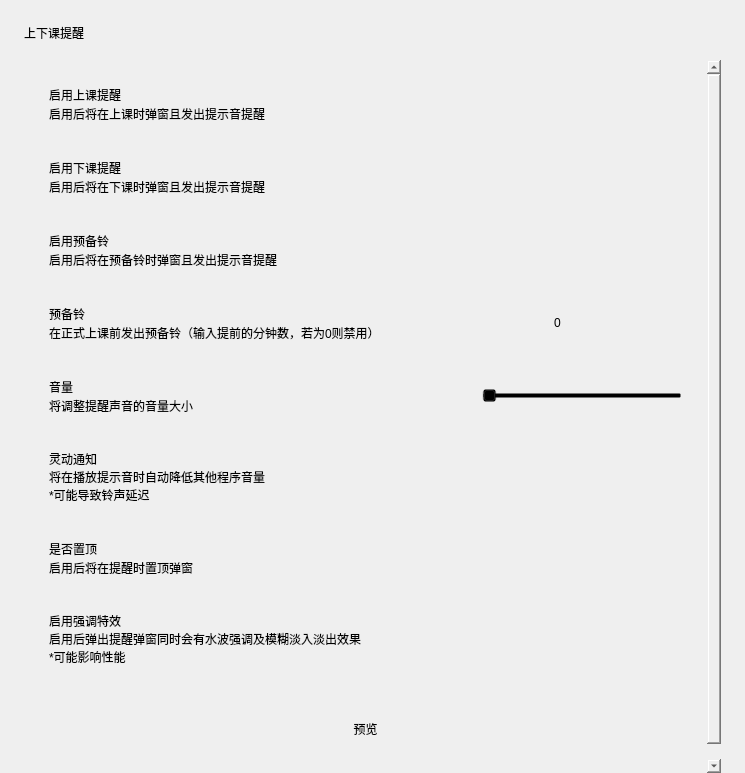
The window that view/menu/sound.ui (yhlhoh/Class-Widgets) describes before a commit, drawn with Qt 5.
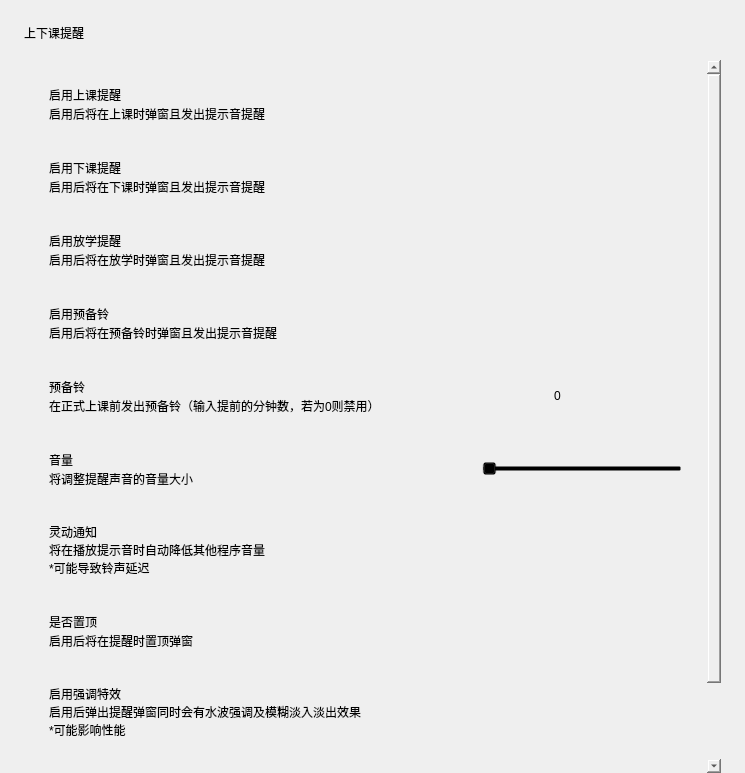
The same window after the commit. Custom widgets are drawn as their Qt base class.

Commit message: feat: 放学提醒开关 (#578)

What changed in the file:
```diff
--- a/view/menu/sound.ui
+++ b/view/menu/sound.ui
@@ -56,7 +56,7 @@
         <x>0</x>
         <y>0</y>
         <width>697</width>
-        <height>716</height>
+        <height>823</height>
        </rect>
       </property>
       <layout class="QVBoxLayout" name="verticalLayout_9">
@@ -221,6 +221,84 @@
            </layout>
           </widget>
          </item>
+         <item>
+          <widget class="CardWidget" name="CardWidget_14">
+           <property name="minimumSize">
+            <size>
+             <width>0</width>
+             <height>70</height>
+            </size>
+           </property>
+           <layout class="QHBoxLayout" name="horizontalLayout_9">
+            <property name="leftMargin">
+             <number>16</number>
+            </property>
+            <property name="topMargin">
+             <number>16</number>
+            </property>
+            <property name="rightMargin">
+             <number>16</number>
+            </property>
+            <property name="bottomMargin">
+             <number>16</number>
+            </property>
+            <item>
+             <layout class="QVBoxLayout" name="verticalLayout_15">
+              <property name="spacing">
+               <number>0</number>
+              </property>
+              <item>
+               <widget class="StrongBodyLabel" name="StrongBodyLabel_9">
+                <property name="sizePolicy">
+                 <sizepolicy hsizetype="Expanding" vsizetype="Preferred">
+                  <horstretch>0</horstretch>
+                  <verstretch>0</verstretch>
+                 </sizepolicy>
+                </property>
+                <property name="text">
+                 <string>启用放学提醒</string>
+                </property>
+               </widget>
+              </item>
+              <item>
+               <widget class="CaptionLabel" name="CaptionLabel_10">
+                <property name="text">
+                 <string>启用后将在放学时弹窗且发出提示音提醒</string>
+                </property>
+                <property name="wordWrap">
+                 <bool>true</bool>
+                </property>
+                <property name="lightColor" stdset="0">
+                 <color alpha="150">
+                  <red>0</red>
+                  <green>0</green>
+                  <blue>0</blue>
+                 </color>
+                </property>
+                <property name="darkColor" stdset="0">
+                 <color alpha="200">
+                  <red>255</red>
+                  <green>255</green>
+                  <blue>255</blue>
+                 </color>
+                </property>
+               </widget>
+              </item>
+             </layout>
+            </item>
+            <item>
+             <widget class="SwitchButton" name="switch_enable_schoolout">
+              <property name="onText">
+               <string>启用</string>
+              </property>
+              <property name="offText">
+               <string>禁用</string>
+              </property>
+             </widget>
+            </item>
+           </layout>
+          </widget>
+         </item>
          <item>
           <widget class="CardWidget" name="CardWidget_11">
            <property name="minimumSize">
```
Left out of the diff: 6 changed lines with no effect on the pictures. The commit also changes 3 other files.
